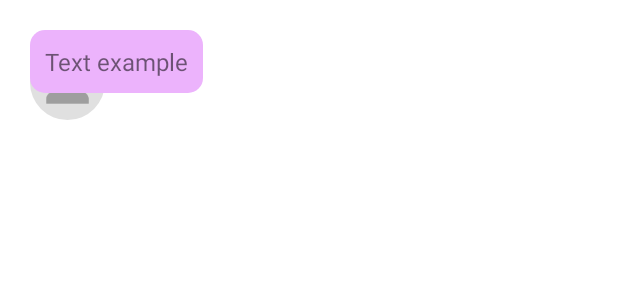
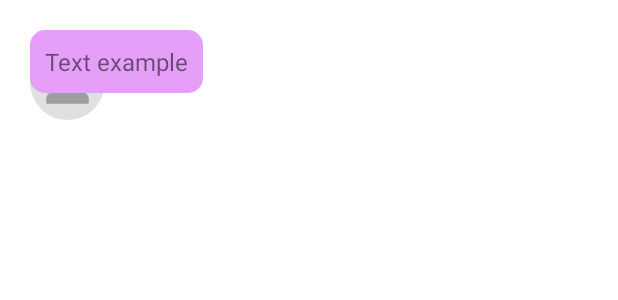
Before and after one commit to devedelie/WashMyLaundry, an Android app: the layout chat_item.xml on its own in the app's theme, with its tools: preview values and no code run, on a phone screen of 412 x 824 dp. Shown: the top 300 px of the screen. Run offline under Robolectric (Android 15) with nearby library versions, the phone set to English and light mode, and no system bars.

Commit message:
- Modified chat bubble colors for sender and receiver

```diff
--- a/app/src/main/java/com/elbaz/eliran/washmylaundry/views/ChatViewHolder.java
+++ b/app/src/main/java/com/elbaz/eliran/washmylaundry/views/ChatViewHolder.java
@@ -53,8 +53,8 @@ public class ChatViewHolder extends RecyclerView.ViewHolder {
     public ChatViewHolder(@NonNull View itemView) {
         super(itemView);
         ButterKnife.bind(this, itemView);
-        colorCurrentUser = ContextCompat.getColor(itemView.getContext(), R.color.colorAccent);
-        colorRemoteUser = ContextCompat.getColor(itemView.getContext(), R.color.colorPrimary);
+        colorCurrentUser = ContextCompat.getColor(itemView.getContext(), R.color.sender_color);
+        colorRemoteUser = ContextCompat.getColor(itemView.getContext(), R.color.receiver_color);
     }
 
 
--- a/app/src/main/res/values/colors.xml
+++ b/app/src/main/res/values/colors.xml
@@ -25,8 +25,8 @@
     <color name="color_finished_btn">#135CCF</color>
 
     <!-- Chat-->
-    <color name="sender_color">#ECB3FC</color>
-    <color name="receiver_color">#B5D8F5</color>
+    <color name="sender_color">#E59FF8</color>
+    <color name="receiver_color">#A4CFF3</color>
 
 
 </resources>
```
